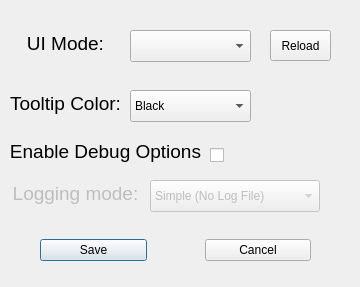
jagger1407/NeoStudio, file src/ui/menu/optiondialog.ui: the form before one commit.
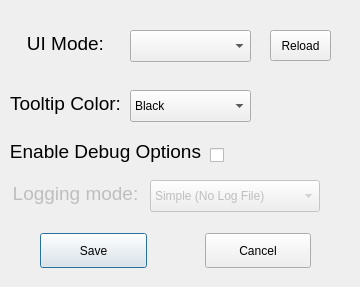
The form after the commit.

```diff
--- a/src/ui/menu/optiondialog.ui
+++ b/src/ui/menu/optiondialog.ui
@@ -236,7 +236,7 @@
       <property name="minimumSize">
        <size>
         <width>100</width>
-        <height>0</height>
+        <height>35</height>
        </size>
       </property>
       <property name="text">
@@ -262,6 +262,12 @@
     </item>
     <item>
      <widget class="QPushButton" name="CancelBtn">
+      <property name="minimumSize">
+       <size>
+        <width>0</width>
+        <height>35</height>
+       </size>
+      </property>
       <property name="text">
        <string>Cancel</string>
       </property>
```
